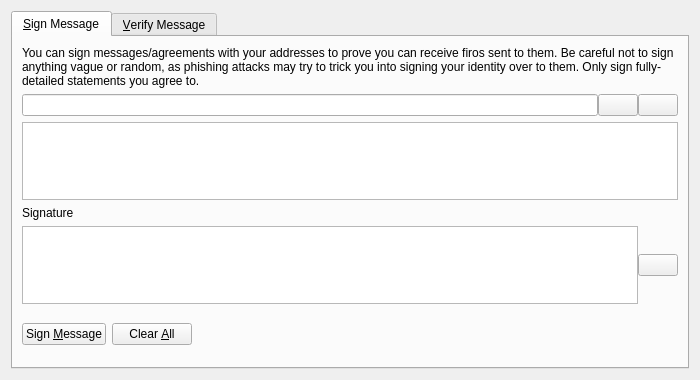
First picture: the form in src/qt/forms/signverifymessagedialog.ui, repository firoorg/firo, before the edit.
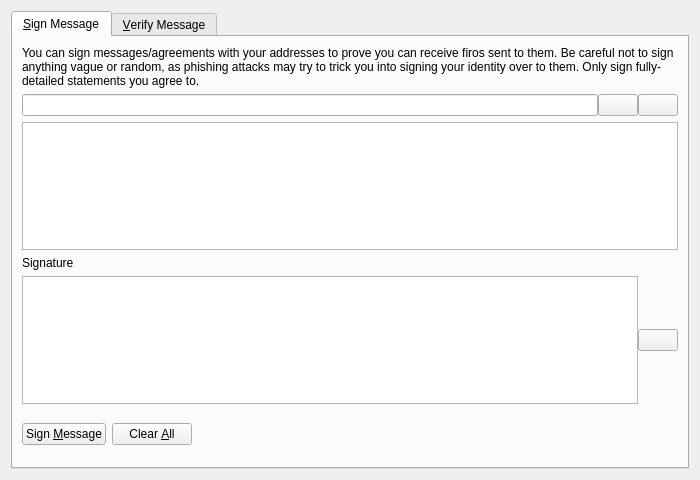
Second picture: the form after the edit. Icons and pictures are not drawn. Custom widgets are drawn as their Qt base class.

Commit message: Qt: open cramped dialogs without scrolling

The edit to the form file:
```diff
--- a/src/qt/forms/signverifymessagedialog.ui
+++ b/src/qt/forms/signverifymessagedialog.ui
@@ -7,7 +7,7 @@
     <x>0</x>
     <y>0</y>
     <width>700</width>
-    <height>380</height>
+    <height>480</height>
    </rect>
   </property>
   <property name="windowTitle">
```
The commit also changes 4 other files.
